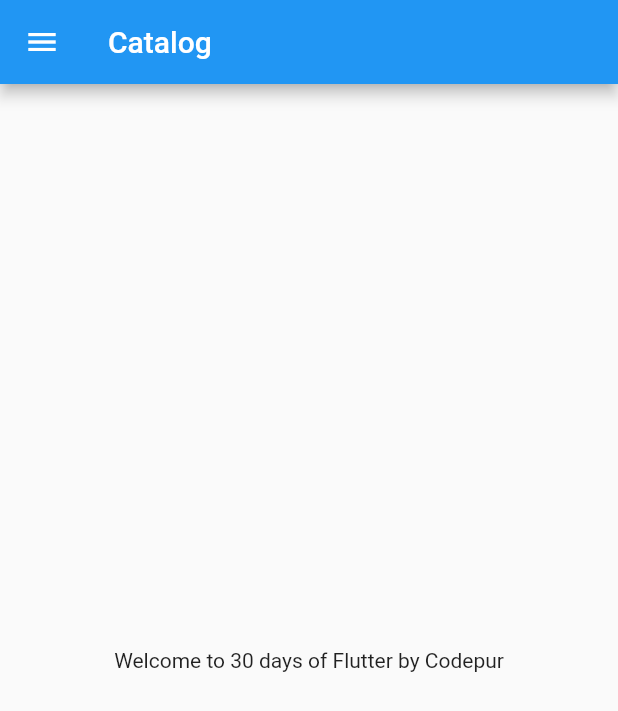
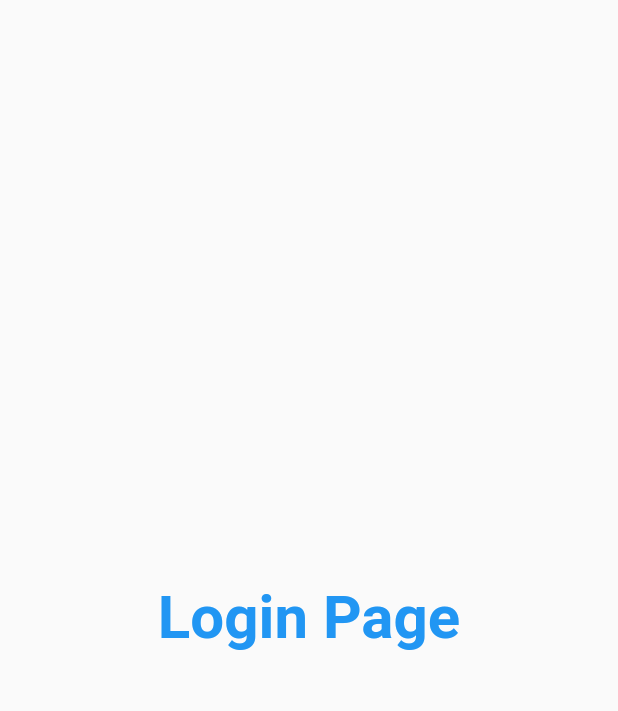
Before and after one commit to FabiTanu/DaysOfFlutter, a Flutter app: the screen it shows after launch, on a phone screen of 412 x 824 dp. Shown: the top 711 px of the screen. Run offline on Flutter 3.47's test engine with Material 2 defaults, Android fonts, the phone set to English and light mode, and no system bars.

Commit message:
day3 completed

```diff
--- a/lib/main.dart
+++ b/lib/main.dart
@@ -1,5 +1,6 @@
 import 'package:flutter/material.dart';
-import 'package:flutter_catalog/home_page.dart';
+import 'package:flutter_catalog/pages/home_page.dart';
+import 'package:flutter_catalog/pages/login.dart';
 
 void main(List<String> args) {
   runApp(MyApp());
@@ -11,8 +12,21 @@ class MyApp extends StatelessWidget {
     //int days = 30;
     //String name = "Codepur";
 
+    // ignore: prefer_const_constructors
     return MaterialApp(
-      home: HomePage(),
+      // ignore: prefer_const_constructors
+      //home: HomePage(),
+      themeMode: ThemeMode.light,
+      theme: ThemeData(primarySwatch: Colors.deepPurple),
+      darkTheme: ThemeData(
+        brightness: Brightness.dark,
+      ),
+      initialRoute: '/home',
+      routes: {
+        // ignore: prefer_const_constructors
+        "/" :(context) => HomePage(),
+        "/home" :(context) => LoginPage(),
+      },
     );
   }
 }
--- a/lib/home_page.dart
+++ b/lib/pages/home_page.dart
@@ -21,3 +21,12 @@ class HomePage extends StatelessWidget {
       );
   }
 }
+
+class MyWidget extends StatelessWidget {
+  const MyWidget({super.key});
+
+  @override
+  Widget build(BuildContext context) {
+    return Container();
+  }
+}
--- /dev/null
+++ b/lib/pages/login.dart
@@ -0,0 +1,21 @@
+import 'package:flutter/material.dart';
+
+class LoginPage extends StatelessWidget {
+  const LoginPage({super.key});
+
+  @override
+  Widget build(BuildContext context) {
+    return Material(
+      child: Center(
+        child: Text("Login Page",
+        style: TextStyle(
+          fontSize: 40,
+          color: Colors.blue,
+          fontWeight: FontWeight.bold,
+          ),
+         // textScaleFactor: 3.0,
+        ),
+      ),
+    );
+  }
+}
```
